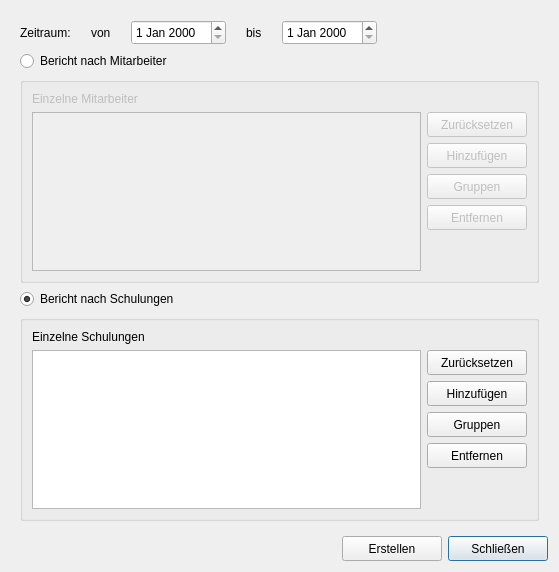
The window that ui/qmqualiresultreportdialog.ui (Christian-Kr/QualificationMatrix) describes before a commit, drawn with Qt 5.
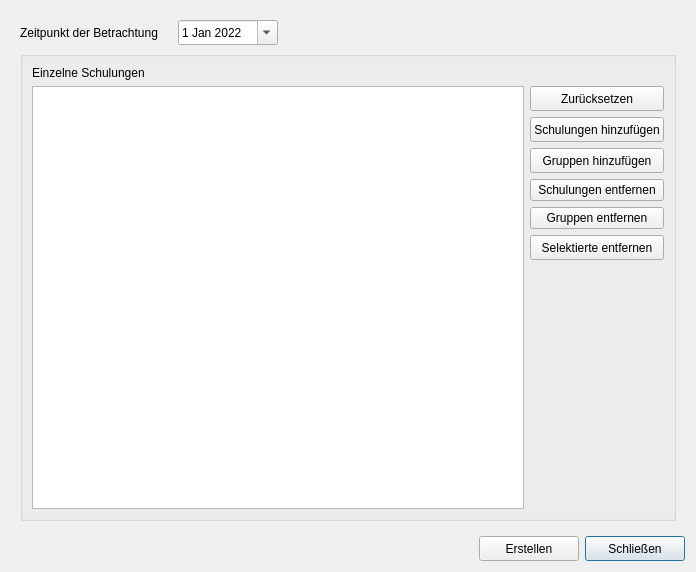
The same window after the commit. Icons and pictures are not drawn.

Commit message: Add training and training of groups

```diff
--- a/ui/qmqualiresultreportdialog.ui
+++ b/ui/qmqualiresultreportdialog.ui
@@ -6,7 +6,7 @@
    <rect>
     <x>0</x>
     <y>0</y>
-    <width>559</width>
+    <width>696</width>
     <height>572</height>
    </rect>
   </property>
@@ -27,7 +27,7 @@
        <rect>
         <x>0</x>
         <y>0</y>
-        <width>541</width>
+        <width>678</width>
         <height>521</height>
        </rect>
       </property>
@@ -40,48 +40,33 @@
          <item>
           <widget class="QLabel" name="label_5">
            <property name="text">
-            <string>Zeitraum:</string>
+            <string>Zeitpunkt der Betrachtung</string>
            </property>
           </widget>
          </item>
-         <item>
-          <layout class="QHBoxLayout" name="horizontalLayout_2">
-           <item>
-            <widget class="QLabel" name="label_6">
-             <property name="text">
-              <string>von</string>
-             </property>
-            </widget>
-           </item>
-           <item>
-            <widget class="QDateEdit" name="deFrom">
-             <property name="minimumSize">
-              <size>
-               <width>0</width>
-               <height>25</height>
-              </size>
-             </property>
-            </widget>
-           </item>
-          </layout>
-         </item>
          <item>
           <layout class="QHBoxLayout" name="horizontalLayout_3">
-           <item>
-            <widget class="QLabel" name="label_7">
-             <property name="text">
-              <string>bis</string>
-             </property>
-            </widget>
-           </item>
            <item>
             <widget class="QDateEdit" name="deUntil">
              <property name="minimumSize">
               <size>
-               <width>0</width>
+               <width>100</width>
                <height>25</height>
               </size>
              </property>
+             <property name="calendarPopup">
+              <bool>true</bool>
+             </property>
+             <property name="currentSectionIndex">
+              <number>0</number>
+             </property>
+             <property name="date">
+              <date>
+               <year>2022</year>
+               <month>1</month>
+               <day>1</day>
+              </date>
+             </property>
             </widget>
            </item>
           </layout>
@@ -102,165 +87,11 @@
         </layout>
        </item>
        <item row="1" column="0">
-        <widget class="QRadioButton" name="radioButton">
-         <property name="text">
-          <string>Bericht nach Mitarbeiter</string>
-         </property>
-        </widget>
-       </item>
-       <item row="2" column="0">
-        <widget class="QGroupBox" name="gbEmployee">
-         <property name="enabled">
-          <bool>false</bool>
-         </property>
-         <property name="title">
-          <string/>
-         </property>
-         <layout class="QGridLayout" name="gridLayout_3">
-          <item row="0" column="0">
-           <widget class="QLabel" name="label_4">
-            <property name="text">
-             <string>Einzelne Mitarbeiter</string>
-            </property>
-           </widget>
-          </item>
-          <item row="1" column="0" rowspan="5">
-           <widget class="QListView" name="lvEmployees">
-            <property name="selectionMode">
-             <enum>QAbstractItemView::MultiSelection</enum>
-            </property>
-           </widget>
-          </item>
-          <item row="1" column="1">
-           <widget class="QPushButton" name="pbResetEmployees">
-            <property name="minimumSize">
-             <size>
-              <width>100</width>
-              <height>25</height>
-             </size>
-            </property>
-            <property name="text">
-             <string>Zurücksetzen</string>
-            </property>
-           </widget>
-          </item>
-          <item row="2" column="1">
-           <widget class="QPushButton" name="pbAddEmployee">
-            <property name="minimumSize">
-             <size>
-              <width>100</width>
-              <height>25</height>
-             </size>
-            </property>
-            <property name="text">
-             <string>Hinzufügen</string>
-            </property>
-           </widget>
-          </item>
-          <item row="3" column="1">
-           <widget class="QPushButton" name="pbAddFromEmployeeGroup">
-            <property name="minimumSize">
-             <size>
-              <width>100</width>
-              <height>25</height>
-             </size>
-            </property>
-            <property name="text">
-             <string>Gruppen</string>
-            </property>
-           </widget>
-          </item>
-          <item row="4" column="1">
-           <widget class="QPushButton" name="pbRemoveSelectedEmployees">
-            <property name="minimumSize">
-             <size>
-              <width>100</width>
-              <height>25</height>
-             </size>
-            </property>
-            <property name="text">
-             <string>Entfernen</string>
-            </property>
-           </widget>
-          </item>
-          <item row="5" column="1">
-           <spacer name="verticalSpacer_4">
-            <property name="orientation">
-             <enum>Qt::Vertical</enum>
-            </property>
-            <property name="sizeHint" stdset="0">
-             <size>
-              <width>20</width>
-              <height>39</height>
-             </size>
-            </property>
-           </spacer>
-          </item>
-         </layout>
-        </widget>
-       </item>
-       <item row="3" column="0">
-        <widget class="QRadioButton" name="radioButton_2">
-         <property name="text">
-          <string>Bericht nach Schulungen</string>
-         </property>
-         <property name="checked">
-          <bool>true</bool>
-         </property>
-        </widget>
-       </item>
-       <item row="4" column="0">
         <widget class="QGroupBox" name="gbTraining">
          <property name="title">
           <string/>
          </property>
          <layout class="QGridLayout" name="gridLayout">
-          <item row="4" column="1">
-           <widget class="QPushButton" name="pbRemoveSelectedTrainings">
-            <property name="minimumSize">
-             <size>
-              <width>100</width>
-              <height>25</height>
-             </size>
-            </property>
-            <property name="text">
-             <string>Entfernen</string>
-            </property>
-           </widget>
-          </item>
-          <item row="5" column="1">
-           <spacer name="verticalSpacer">
-            <property name="orientation">
-             <enum>Qt::Vertical</enum>
-            </property>
-            <property name="sizeHint" stdset="0">
-             <size>
-              <width>20</width>
-              <height>33</height>
-             </size>
-            </property>
-           </spacer>
-          </item>
-          <item row="1" column="0" rowspan="5">
-           <widget class="QListView" name="lvTrainings">
-            <property name="selectionMode">
-             <enum>QAbstractItemView::MultiSelection</enum>
-            </property>
-           </widget>
-          </item>
-          <item row="1" column="1">
-           <widget class="QPushButton" name="pbResetTrainings">
-            <property name="minimumSize">
-             <size>
-              <width>100</width>
-              <height>25</height>
-             </size>
-            </property>
-            <property name="text">
-             <string>Zurücksetzen</string>
-            </property>
-           </widget>
-          </item>
           <item row="2" column="1">
            <widget class="QPushButton" name="pbAddTraining">
             <property name="minimumSize">
@@ -270,7 +101,44 @@
              </size>
             </property>
             <property name="text">
-             <string>Hinzufügen</string>
+             <string>Schulungen hinzufügen</string>
+            </property>
+           </widget>
+          </item>
+          <item row="1" column="1">
+           <widget class="QPushButton" name="pbResetTrainings">
+            <property name="minimumSize">
+             <size>
+              <width>100</width>
+              <height>25</height>
+             </size>
+            </property>
+            <property name="text">
+             <string>Zurücksetzen</string>
+            </property>
+            <property name="icon">
+             <iconset resource="../rcs/icons.qrc">
+              <normaloff>:/icons/icons/sc_undo.png</normaloff>:/icons/icons/sc_undo.png</iconset>
+            </property>
+           </widget>
+          </item>
+          <item row="3" column="1">
+           <widget class="QPushButton" name="pbAddFromTrainingGroup">
+            <property name="minimumSize">
+             <size>
+              <width>100</width>
+              <height>25</height>
+             </size>
+            </property>
+            <property name="text">
+             <string>Gruppen hinzufügen</string>
+            </property>
+           </widget>
+          </item>
+          <item row="4" column="1">
+           <widget class="QPushButton" name="pbRemoveTraining">
+            <property name="text">
+             <string>Schulungen entfernen</string>
             </property>
            </widget>
           </item>
@@ -281,16 +149,46 @@
             </property>
            </widget>
           </item>
-          <item row="3" column="1">
-           <widget class="QPushButton" name="pbAddFromTrainingGroup">
+          <item row="7" column="1">
+           <spacer name="verticalSpacer">
+            <property name="orientation">
+             <enum>Qt::Vertical</enum>
+            </property>
+            <property name="sizeHint" stdset="0">
+             <size>
+              <width>20</width>
+              <height>33</height>
+             </size>
+            </property>
+           </spacer>
+          </item>
+          <item row="6" column="1">
+           <widget class="QPushButton" name="pbRemoveSelectedTrainings">
             <property name="minimumSize">
              <size>
               <width>100</width>
               <height>25</height>
              </size>
             </property>
+            <property name="layoutDirection">
+             <enum>Qt::LeftToRight</enum>
+            </property>
             <property name="text">
-             <string>Gruppen</string>
+             <string>Selektierte entfernen</string>
+            </property>
+           </widget>
+          </item>
+          <item row="5" column="1">
+           <widget class="QPushButton" name="pbRemoveFromTrainingGroup">
+            <property name="text">
+             <string>Gruppen entfernen</string>
+            </property>
+           </widget>
+          </item>
+          <item row="1" column="0" rowspan="7">
+           <widget class="QListWidget" name="lwTrainings">
+            <property name="selectionMode">
+             <enum>QAbstractItemView::MultiSelection</enum>
             </property>
            </widget>
           </item>
```
Left out of the diff: 127 changed lines with no effect on the pictures. The commit also changes 2 other files.
